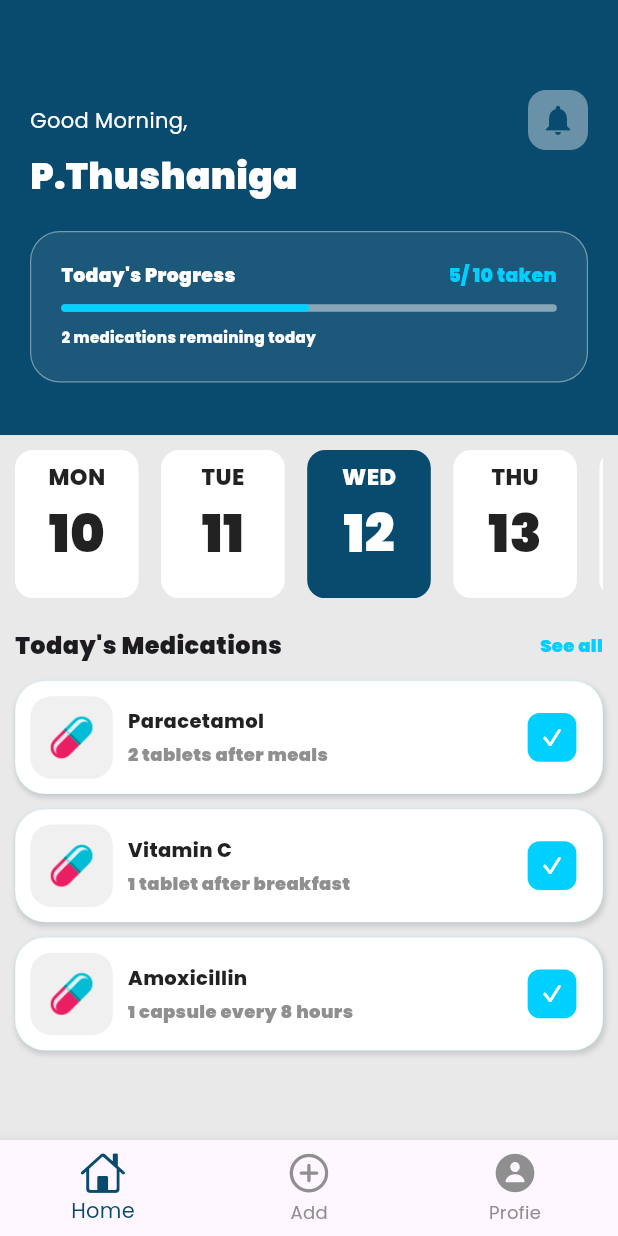
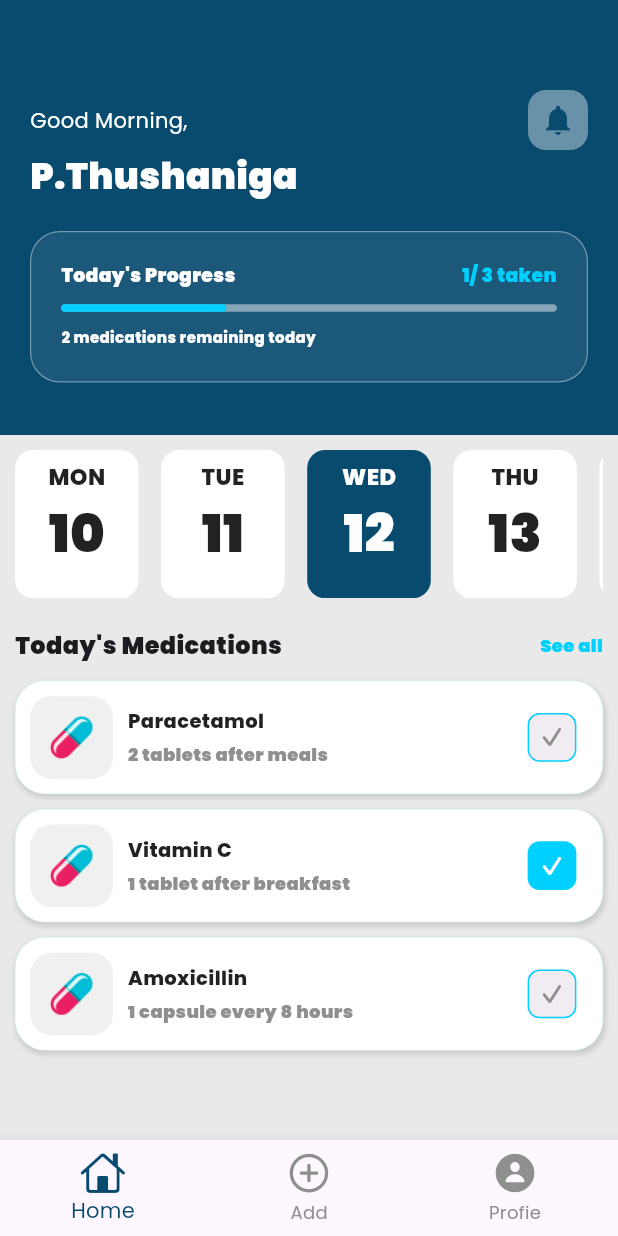
Before and after one commit to nipunagwdev-maker/mobi_health_care_app, a Flutter app: the screen it shows after launch, on a phone screen of 412 x 824 dp. Run offline on Flutter 3.47's test engine with Material 3 defaults, Android fonts, the phone set to English and light mode, and no system bars; our stand-ins replace google_fonts.

Commit message:
finsihed  the progress card functionable part and the adding medicine functions success fully.

```diff
--- a/lib/models/medicine_model.dart
+++ b/lib/models/medicine_model.dart
@@ -1,7 +1,7 @@
 class Medicine {
   final String medicineName;
   final String medicineDose;
-  final bool successfullyDrinked;
+  bool successfullyDrinked;
   final int medicineId;
 
   Medicine({
--- a/lib/pages/add_medicine_page.dart
+++ b/lib/pages/add_medicine_page.dart
@@ -1,7 +1,7 @@
 import 'package:flutter/material.dart';
 import 'package:mobi_health_care_app/constants/colors.dart';
 import 'package:mobi_health_care_app/models/medicine_model.dart';
-import 'package:mobi_health_care_app/models/user_model.dart';
+
 import 'package:mobi_health_care_app/data/user_data.dart';
 
 class AddMedicinePage extends StatefulWidget {
@@ -210,7 +210,6 @@
                               });
                               nameController.clear();
                               doseController.clear();
-                              Navigator.pop(context);
                             },
                             child: Text(
                               "Save  Medicine",
--- a/lib/pages/home_page.dart
+++ b/lib/pages/home_page.dart
@@ -1,13 +1,13 @@
 import 'package:flutter/material.dart';
 import 'package:intl/intl.dart';
 import 'package:mobi_health_care_app/constants/colors.dart';
+
 import 'package:mobi_health_care_app/data/medicine_data.dart';
 import 'package:mobi_health_care_app/data/user_data.dart';
 import 'package:mobi_health_care_app/models/medicine_model.dart';
 import 'package:mobi_health_care_app/widgets/date_card_main.dart';
 import 'package:mobi_health_care_app/widgets/medicine_card.dart';
 import 'package:mobi_health_care_app/widgets/medicine_item_card.dart';
-//import 'package:mobi_health_care_app/widgets/medicine_card.dart';
 
 class HomePage extends StatefulWidget {
   const HomePage({super.key});
@@ -93,12 +93,7 @@
                       const SizedBox(height: 20),
 
                       //premade medicine card widget, that shows the process
-                      Expanded(
-                        child: MedicineCard(
-                          numberOfDrinkedMedicines: 5,
-                          totalNumberOfMedicines: 10,
-                        ),
-                      ),
+                      Expanded(child: MedicineCard()),
                       const SizedBox(height: 15),
                     ],
                   ),
@@ -178,6 +173,14 @@
                               medicineName: mediListBlock.medicineName,
                               medicineDose: mediListBlock.medicineDose,
                               isCompleted: mediListBlock.successfullyDrinked,
+
+                              onTapCheck: () {
+                                setState(() {
+                                  //make the marke down  method for successfylly drinked medicines
+                                  mediListBlock.successfullyDrinked =
+                                      !mediListBlock.successfullyDrinked;
+                                });
+                              },
                             );
                           },
                         ),
--- a/lib/widgets/medicine_card.dart
+++ b/lib/widgets/medicine_card.dart
@@ -5,22 +5,23 @@
 
 // ignore: must_be_immutable
 class MedicineCard extends StatefulWidget {
-  int totalNumberOfMedicines;
-  int numberOfDrinkedMedicines;
+  //int total = 10;
+  //int numberOfDrinkedMedicines = 0;
 
-  MedicineCard({
-    super.key,
-    required this.totalNumberOfMedicines,
-
-    required this.numberOfDrinkedMedicines,
-  });
+  // ignore: prefer_const_constructors_in_immutables
+  MedicineCard({super.key});
 
   @override
   State<MedicineCard> createState() => _MedicineCardState();
 }
 
 class _MedicineCardState extends State<MedicineCard> {
-  var total = user.medicineList.length;
+  //calculate the ttla medicines they took.
+  int get total => user.medicineList.length;
+  int get taken => user.medicineList
+      .where((medicine) => medicine.successfullyDrinked)
+      .length;
+
   //user data
   final userData = user;
 
@@ -31,9 +32,8 @@
   Widget build(BuildContext context) {
     //how many medicine taken
     //update in way that matcing for later calculations
-    double progressValue =
-        (widget.numberOfDrinkedMedicines / widget.totalNumberOfMedicines)
-            .toDouble();
+    double progressValue = taken == 0 ? 0 : taken / total;
+    //double progressValue = (taken / total).toDouble();
 
     return Container(
       width: double.infinity,
@@ -73,7 +73,7 @@
                 //taken amount need to calculate and put here
                 //but for now, we just gonna add it as hardcode
                 Text(
-                  "${widget.numberOfDrinkedMedicines.toString()}/ ${widget.totalNumberOfMedicines.toString()} taken",
+                  "${taken.toString()}/ ${total.toString()} taken",
                   style: TextStyle(
                     fontSize: 12.5,
                     color: kSecondaryColor,
--- a/lib/widgets/medicine_item_card.dart
+++ b/lib/widgets/medicine_item_card.dart
@@ -2,22 +2,19 @@
 import 'package:flutter/material.dart';
 import 'package:mobi_health_care_app/constants/colors.dart';
 
-class MedicineItemCard extends StatefulWidget {
+class MedicineItemCard extends StatelessWidget {
   final String medicineName;
   final String medicineDose;
   final bool isCompleted;
+  final VoidCallback onTapCheck;
   const MedicineItemCard({
     super.key,
     required this.medicineName,
     required this.medicineDose,
     required this.isCompleted,
+    required this.onTapCheck,
   });
 
-  @override
-  State<MedicineItemCard> createState() => _MedicineItemCardState();
-}
-
-class _MedicineItemCardState extends State<MedicineItemCard> {
   @override
   Widget build(BuildContext context) {
     return Container(
@@ -63,7 +60,8 @@
               children: [
                 //you need to change the medicine name later according to the list
                 Text(
-                  "${widget.medicineName}",
+                  // ignore: unnecessary_string_interpolations
+                  "$medicineName",
                   style: TextStyle(
                     fontSize: 13,
                     fontWeight: FontWeight.w800,
@@ -75,7 +73,8 @@
 
                 //dose of the medicine, you need to change this later according to the mediList.
                 Text(
-                  "${widget.medicineDose}",
+                  // ignore: unnecessary_string_interpolations
+                  "$medicineDose",
                   style: TextStyle(
                     fontSize: 12,
                     color: kwidghtBgColor,
@@ -89,19 +88,26 @@
           ),
           Padding(
             padding: const EdgeInsets.only(right: kMainPadding * 1.75),
+            child: Material(
+              child: InkWell(
+                onTap: onTapCheck,
                 child: Container(
                   height: 32.5,
                   width: 32.5,
                   decoration: BoxDecoration(
-                color: kSecondaryColor,
-                border: Border.all(color: kSecondaryColor, width: 2),
+                    color: isCompleted
+                        ? kSecondaryColor
+                        : kwidghtBgColor.withAlpha(030),
+                    border: Border.all(color: kSecondaryColor, width: 1),
                     borderRadius: BorderRadius.circular(8),
                   ),
                   child: Icon(
                     CupertinoIcons.check_mark,
                     fontWeight: FontWeight.w900,
-                size: 15,
-                color: kMainWhite,
+                    size: 16,
+                    color: isCompleted ? kMainWhite : kwidghtBgColor,
+                  ),
+                ),
               ),
             ),
           ),
```
Lines whose indentation alone changed are shown as unchanged.
